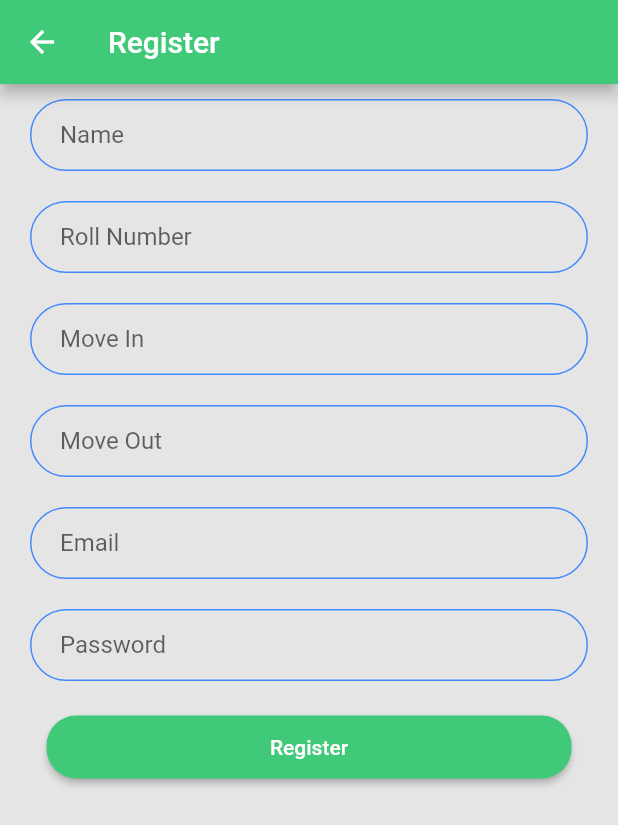
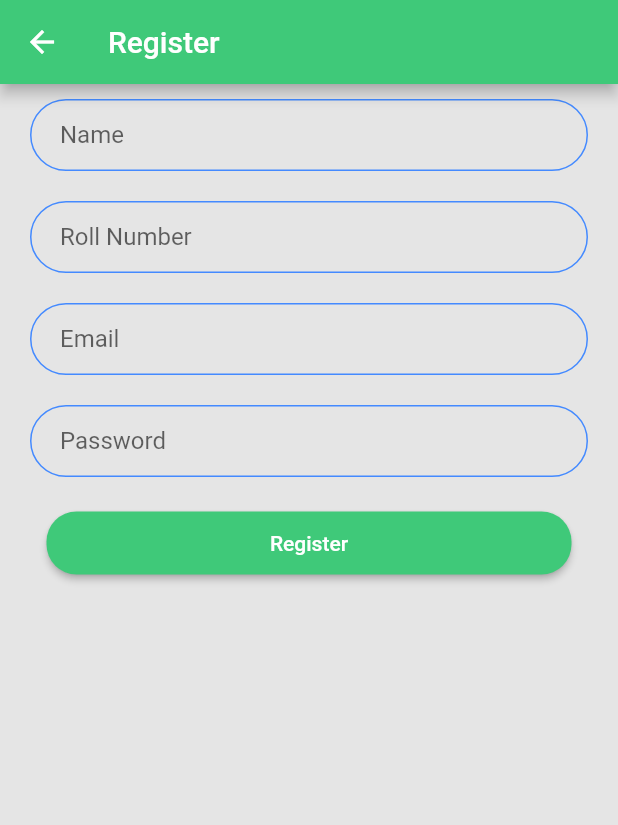
Before and after one commit to Darkknight131714/Dorm-Management, a Flutter app: the RegisterScreen screen opened directly, after a tap on "Register", on a phone screen of 412 x 824 dp. Shown: the top 825 px of the screen. Run offline on Flutter 3.47's test engine with Material 2 defaults, Android fonts, the phone set to English and light mode, and no system bars; our stand-ins replace cloud_firestore, firebase_auth, firebase_core, open_file, pdf; missing offline and left inert: dart:ffi, upi_pay; accounts and stored records are empty.

Commit message:
Fixed a glitch

```diff
--- a/lib/register.dart
+++ b/lib/register.dart
@@ -17,7 +17,7 @@ class RegisterScreen extends StatefulWidget {
 
 class _RegisterScreenState extends State<RegisterScreen> {
   @override
-  late String movein, moveout, name, Rollno, room, email, pass;
+  late String name, Rollno, room, email, pass;
   Functions functions = Functions();
   Widget build(BuildContext context) {
     Firebase.initializeApp();
@@ -44,24 +44,6 @@ class _RegisterScreenState extends State<RegisterScreen> {
                 decoration: ktextfield.copyWith(hintText: "Roll Number"),
                 onChanged: (String value) {
                   Rollno = value;
-                },
-              ),
-            ),
-            Padding(
-              padding: const EdgeInsets.symmetric(horizontal: 20, vertical: 10),
-              child: TextField(
-                decoration: ktextfield.copyWith(hintText: "Move In"),
-                onChanged: (String value) {
-                  movein = value;
-                },
-              ),
-            ),
-            Padding(
-              padding: const EdgeInsets.symmetric(horizontal: 20, vertical: 10),
-              child: TextField(
-                decoration: ktextfield.copyWith(hintText: "Move Out"),
-                onChanged: (String value) {
-                  moveout = value;
                 },
               ),
             ),
@@ -102,9 +84,6 @@ class _RegisterScreenState extends State<RegisterScreen> {
                       "Name": name,
                       "Rollno": Rollno,
                       "Room": "",
-                      "Movein": movein,
-                      "Moveout": moveout,
-                      "Document": "Aadhar",
                       "Email": email,
                       "hostelfee": false,
                       "otherfee": false,
@@ -119,9 +98,6 @@ class _RegisterScreenState extends State<RegisterScreen> {
                     val.add(name);
                     val.add(Rollno);
                     val.add("");
-                    val.add("Aadhar");
-                    val.add(movein);
-                    val.add(moveout);
                     val.add(email);
                     func_issues.clear();
                     issues_resolved.clear();
```
